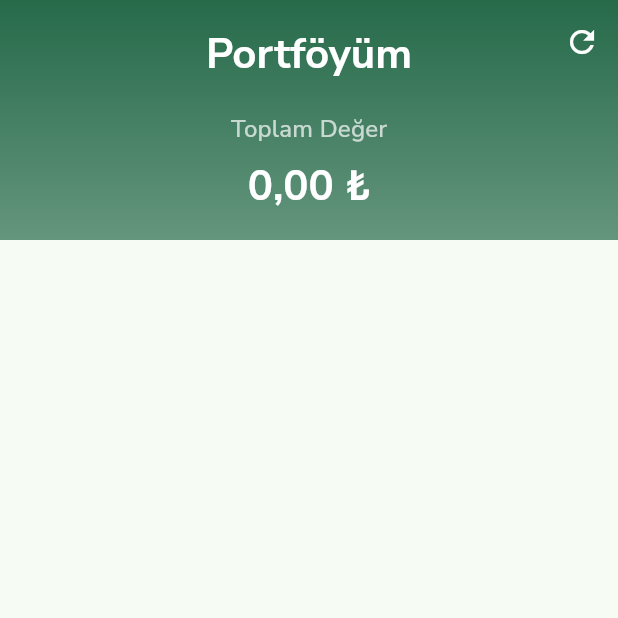
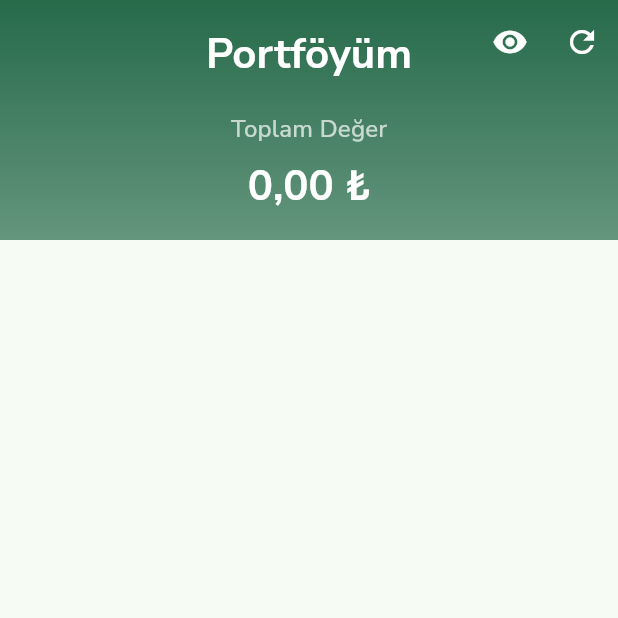
Before and after one commit to iboOzturk/kurtakip, a Flutter app: the screen it shows after launch, item 2 of the bottom bar chosen, on a phone screen of 412 x 824 dp, the top half of it. Run offline on Flutter 3.47's test engine with Material 3 defaults, Android fonts, the phone set to English and light mode, and no system bars; our stand-ins replace get, google_fonts, package_info_plus, shared_preferences; network calls fail.

Commit message:
portfoyum ekranina deger gizleme ozelligi eklendi

```diff
--- a/lib/screens/portfolio_screen.dart
+++ b/lib/screens/portfolio_screen.dart
@@ -21,6 +21,15 @@ class PortfolioScreen extends StatelessWidget {
             floating: false,
             pinned: true,
             actions: [
+              Obx(() => IconButton(
+                    icon: Icon(
+                      controller.hideValues.value
+                          ? Icons.visibility_off
+                          : Icons.visibility,
+                      color: Colors.white,
+                    ),
+                    onPressed: controller.toggleHideValues,
+                  )),
               IconButton(
                 icon: const Icon(Icons.refresh, color: Colors.white),
                 onPressed: () => controller.updateRates(),
@@ -42,7 +51,12 @@ class PortfolioScreen extends StatelessWidget {
                   child: Column(
                     mainAxisAlignment: MainAxisAlignment.center,
                     children: [
-                       Text('Portföyüm',style: Theme.of(context).textTheme.headlineMedium?.copyWith(
+                      Text(
+                        'Portföyüm',
+                        style: Theme.of(context)
+                            .textTheme
+                            .headlineMedium
+                            ?.copyWith(
                               color: Colors.white,
                               fontWeight: FontWeight.bold,
                             ),
@@ -50,14 +64,22 @@ class PortfolioScreen extends StatelessWidget {
                       const SizedBox(height: 20),
                       Text(
                         'Toplam Değer',
-                        style: Theme.of(context).textTheme.titleMedium?.copyWith(
+                        style: Theme.of(context)
+                            .textTheme
+                            .titleMedium
+                            ?.copyWith(
                               color: Colors.white70,
                             ),
                       ),
                       const SizedBox(height: 8),
                       Obx(() => Text(
-                        '${controller.formatNumber(controller.totalValue.value)} ₺',
-                        style: Theme.of(context).textTheme.headlineMedium?.copyWith(
+                            controller.hideValues.value
+                                ? '* * * * * ₺'
+                                : '${controller.formatNumber(controller.totalValue.value)} ₺',
+                            style: Theme.of(context)
+                                .textTheme
+                                .headlineMedium
+                                ?.copyWith(
                                   color: Colors.white,
                                   fontWeight: FontWeight.bold,
                                 ),
--- a/lib/services/storage_service.dart
+++ b/lib/services/storage_service.dart
@@ -5,9 +5,19 @@ import '../models/currency.dart';
 
 class StorageService {
   static const String _portfolioKey = 'portfolio';
+  static const String _hideValuesKey = 'hide_values';
   final SharedPreferences _prefs;
 
+
   StorageService(this._prefs);
+
+  Future<void> setHideValues(bool hide) async {
+    await _prefs.setBool(_hideValuesKey, hide);
+  }
+
+  bool getHideValues() {
+    return _prefs.getBool(_hideValuesKey) ?? false;
+  }
 
   Future<void> savePortfolio(List<Currency> portfolio) async {
     final List<String> encodedPortfolio = portfolio
```
Also changed, not shown: lib/controllers/portfolio_controller.dart (+7 -0 lines), lib/widgets/currency_list_item.dart (+21 -76 lines). Lines whose indentation alone changed are shown as unchanged.
